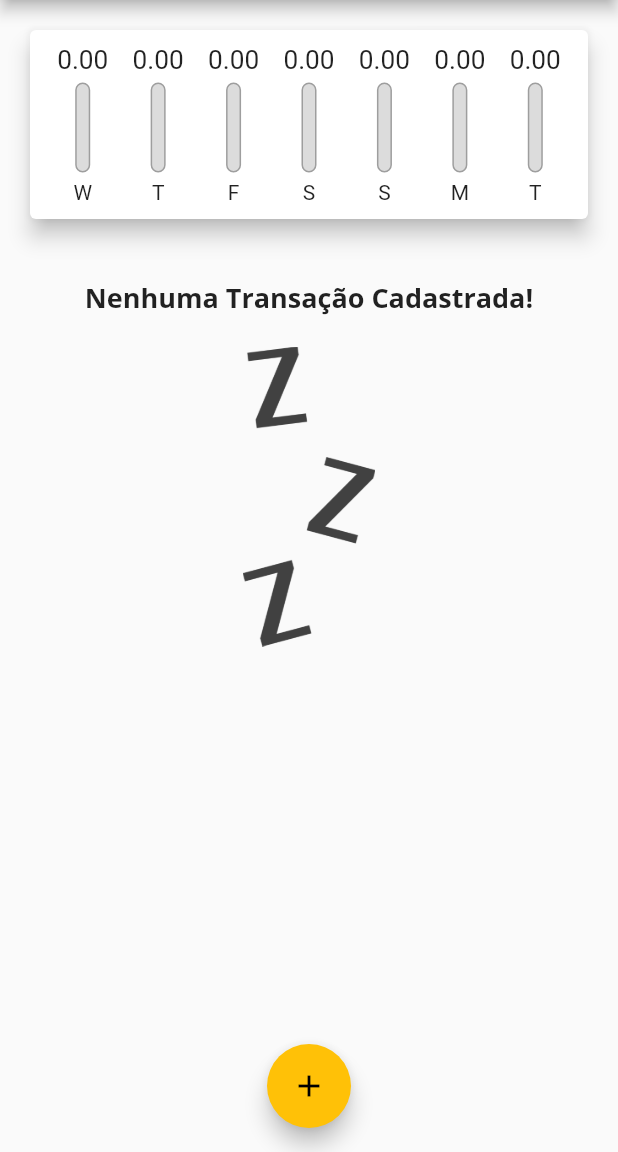
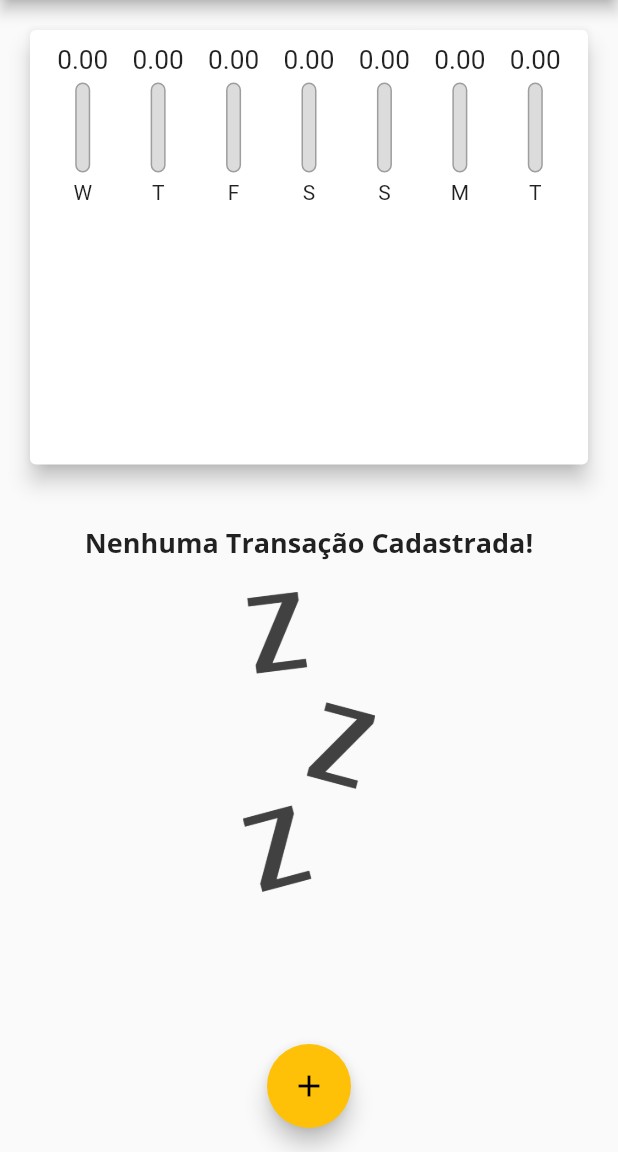
Before and after one commit to felipegdantas/Flutter-Udemy, a Flutter app: the screen it shows after launch, on a phone screen of 412 x 824 dp, the part 84-1236 px from its top. Run offline on Flutter 3.47's test engine with Material 2 defaults, Android fonts, the phone set to English and light mode, and no system bars.

Commit message:
class 142

```diff
--- a/expenses/lib/components/transaction_list.dart
+++ b/expenses/lib/components/transaction_list.dart
@@ -10,9 +10,7 @@ class TransactionList extends StatelessWidget {
 
   @override
   Widget build(BuildContext context) {
-    return Container(
-      height: 300,
-      child: transactions.isEmpty
+    return transactions.isEmpty
         ? Column(
             children: <Widget>[
               SizedBox(height: 20),
@@ -65,7 +63,6 @@ class TransactionList extends StatelessWidget {
                 ),
               );
             },
-            ),
           );
   }
 }
--- a/expenses/lib/main.dart
+++ b/expenses/lib/main.dart
@@ -92,6 +92,8 @@ class _MyHomePageState extends State<MyHomePage> {
 
   @override
   Widget build(BuildContext context) {
+    final availableHeight = MediaQuery.of(context).size.height;
+
     return Scaffold(
       appBar: AppBar(
         title: Text('Despesas Pessoais'),
@@ -106,8 +108,14 @@ class _MyHomePageState extends State<MyHomePage> {
         child: Column(
           crossAxisAlignment: CrossAxisAlignment.stretch,
           children: <Widget>[
-            Chart(_recentTransactions),
-            TransactionList(_transactions, _removeTransaction),
+            Container(
+              height: availableHeight * 0.4,
+              child: Chart(_recentTransactions),
+            ),
+            Container(
+              height: availableHeight * 0.6,
+              child: TransactionList(_transactions, _removeTransaction),
+            ),
           ],
         ),
       ),
```
Lines whose indentation alone changed are shown as unchanged.
